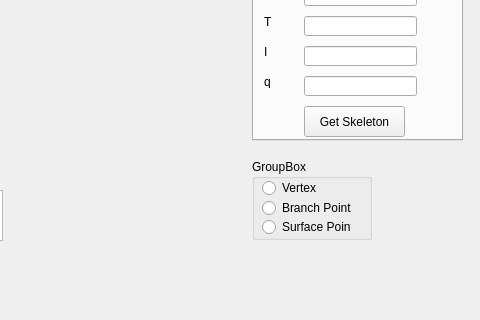
First picture: the form in EventQtSlotConnect.ui, repository tiansijie/cmrep_skelGUI, before the edit; both pictures show x 318 to 798 and y 340 to 660 of the 798 by 660 pixel window.
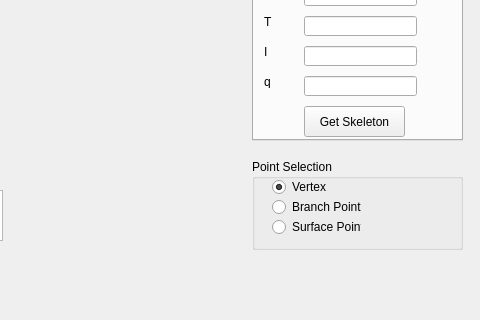
Second picture: the form after the edit. Custom widgets are drawn as their Qt base class.

Commit message: add selection and color

Diff of the .ui file:
```diff
--- a/EventQtSlotConnect.ui
+++ b/EventQtSlotConnect.ui
@@ -385,48 +385,22 @@
      </attribute>
     </widget>
    </widget>
-   <widget class="QRadioButton" name="radioButtonVertex">
-    <property name="geometry">
-     <rect>
-      <x>580</x>
-      <y>520</y>
-      <width>89</width>
-      <height>16</height>
-     </rect>
-    </property>
-    <property name="text">
-     <string>Vertex</string>
-    </property>
-   </widget>
-   <widget class="QRadioButton" name="radioButtonBranch">
-    <property name="geometry">
-     <rect>
-      <x>580</x>
-      <y>540</y>
-      <width>89</width>
-      <height>16</height>
-     </rect>
-    </property>
-    <property name="text">
-     <string>Branch Point</string>
-    </property>
-   </widget>
    <widget class="QGroupBox" name="groupBox">
     <property name="geometry">
      <rect>
       <x>570</x>
       <y>499</y>
-      <width>120</width>
-      <height>81</height>
+      <width>211</width>
+      <height>91</height>
      </rect>
     </property>
     <property name="title">
-     <string>GroupBox</string>
+     <string>Point Selection</string>
     </property>
     <widget class="QRadioButton" name="radioButtonSurface">
      <property name="geometry">
       <rect>
-       <x>10</x>
+       <x>20</x>
        <y>60</y>
        <width>89</width>
        <height>16</height>
@@ -436,6 +410,35 @@
       <string>Surface Point</string>
      </property>
     </widget>
+    <widget class="QRadioButton" name="radioButtonVertex">
+     <property name="geometry">
+      <rect>
+       <x>20</x>
+       <y>20</y>
+       <width>89</width>
+       <height>16</height>
+      </rect>
+     </property>
+     <property name="text">
+      <string>Vertex</string>
+     </property>
+     <property name="checked">
+      <bool>true</bool>
+     </property>
+    </widget>
+    <widget class="QRadioButton" name="radioButtonBranch">
+     <property name="geometry">
+      <rect>
+       <x>20</x>
+       <y>40</y>
+       <width>89</width>
+       <height>16</height>
+      </rect>
+     </property>
+     <property name="text">
+      <string>Branch Point</string>
+     </property>
+    </widget>
    </widget>
    <widget class="QProgressBar" name="cmrep_progressBar">
     <property name="geometry">
```
Left out of the diff: 2 changed lines with no effect on the pictures. The commit also changes 2 other files.
